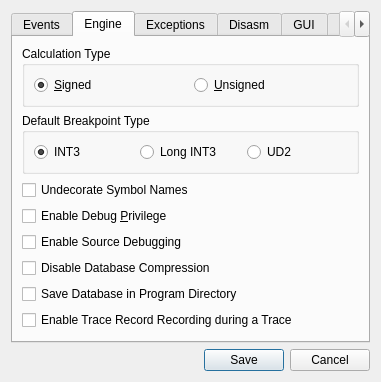
Qt form src/gui/Src/Gui/SettingsDialog.ui (x64dbg/x64dbg) before a commit.
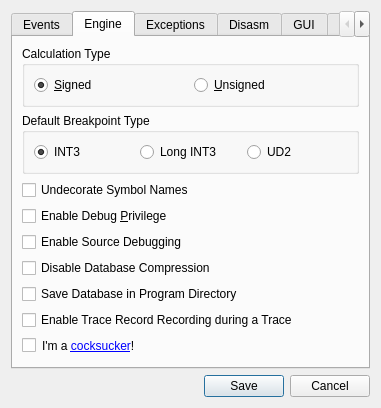
The same form after that commit. The open tabs and pages were chosen to show the change. Icons and pictures are not drawn.

Commit message: DBG+GUI: added cocksucker option (issue #211, shit)

The edit to the form file:
```diff
--- a/src/gui/Src/Gui/SettingsDialog.ui
+++ b/src/gui/Src/Gui/SettingsDialog.ui
@@ -289,6 +289,40 @@
          </property>
         </widget>
        </item>
+       <item>
+        <layout class="QHBoxLayout" name="horizontalLayout_5">
+         <item>
+          <widget class="QCheckBox" name="chkCocksucker">
+           <property name="text">
+            <string/>
+           </property>
+          </widget>
+         </item>
+         <item>
+          <widget class="QLabel" name="label_4">
+           <property name="text">
+            <string>I'm a &lt;a href=&quot;https://github.com/x64dbg/x64dbg/issues/211#issuecomment-235569017&quot;&gt;cocksucker&lt;/a&gt;!</string>
+           </property>
+           <property name="openExternalLinks">
+            <bool>true</bool>
+           </property>
+          </widget>
+         </item>
+         <item>
+          <spacer name="horizontalSpacer_2">
+           <property name="orientation">
+            <enum>Qt::Horizontal</enum>
+           </property>
+           <property name="sizeHint" stdset="0">
+            <size>
+             <width>40</width>
+             <height>20</height>
+            </size>
+           </property>
+          </spacer>
+         </item>
+        </layout>
+       </item>
        <item>
         <spacer name="verticalSpacer">
          <property name="orientation">
```
The commit also changes 8 other files.
